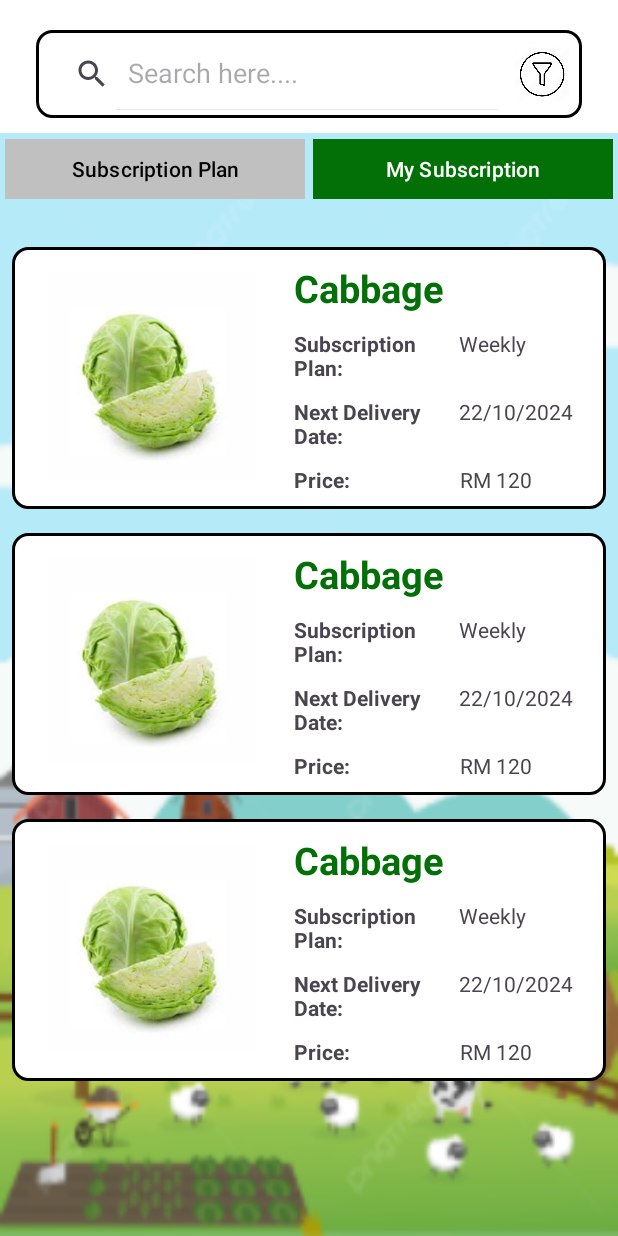
After one commit to OIZHENHAU/WIA2007_ZeroHunger, an Android app: the layout fragment_sub_booking_part3_f3.xml on its own in the app's theme, with its tools: preview values and no code run, on a phone screen of 412 x 824 dp. The commit adds this screen. Run offline under Robolectric (Android 15) with nearby library versions, the phone set to English and light mode, and no system bars.

Commit message:
Update Part 3 Section 3

```diff
--- /dev/null
+++ b/app/src/main/res/layout/fragment_sub_booking_part3_f3.xml
@@ -0,0 +1,104 @@
+<?xml version="1.0" encoding="utf-8"?>
+<FrameLayout xmlns:android="http://schemas.android.com/apk/res/android"
+    xmlns:tools="http://schemas.android.com/tools"
+    android:layout_width="match_parent"
+    android:layout_height="match_parent"
+    xmlns:app="http://schemas.android.com/apk/res-auto"
+    tools:context=".Part3.SubBookingFragmentPart3F3">
+
+    <LinearLayout
+        android:layout_width="match_parent"
+        android:layout_height="match_parent"
+        android:orientation="vertical">
+
+        <LinearLayout
+            android:layout_width="match_parent"
+            android:layout_height="wrap_content"
+            android:background="@color/white">
+
+            <LinearLayout
+                android:layout_width="match_parent"
+                android:layout_height="wrap_content"
+                android:layout_marginStart="24dp"
+                android:layout_marginTop="20dp"
+                android:layout_marginEnd="24dp"
+                android:background="@drawable/background_search1"
+                android:orientation="horizontal"
+                android:padding="5dp"
+                android:layout_marginBottom="10dp"
+                app:layout_constraintEnd_toEndOf="parent"
+                app:layout_constraintStart_toStartOf="parent">
+
+                <androidx.appcompat.widget.SearchView
+                    android:layout_width="0dp"
+                    android:layout_height="48dp"
+                    android:layout_weight="1"
+                    android:gravity="center"
+                    app:queryHint="Search here...."
+                    android:inputType="text"
+                    android:singleLine="true"
+                    android:textColor="@color/black"
+                    android:textColorHint="@color/black"
+                    app:iconifiedByDefault="false"/>
+
+                <ImageView
+                    android:layout_width="36dp"
+                    android:layout_height="36dp"
+                    android:layout_gravity="center_vertical"
+                    android:layout_margin="3dp"
+                    app:srcCompat="@drawable/filter" />
+
+            </LinearLayout>
+
+        </LinearLayout>
+
+        <LinearLayout
+            android:id="@+id/linearLayoutP3F2"
+            android:layout_width="match_parent"
+            android:layout_height="match_parent"
+            android:orientation="vertical"
+            android:background="@drawable/backgroundp3">
+
+            <LinearLayout
+                android:layout_width="match_parent"
+                android:layout_height="wrap_content"
+                android:orientation="horizontal">
+
+                <Button
+                    android:id="@+id/buttonSubscriptionPlanP3F3"
+                    android:layout_width="200dp"
+                    android:layout_height="wrap_content"
+                    android:text="Subscription Plan"
+                    android:layout_marginStart="3dp"
+                    android:backgroundTint="@color/light_grey"
+                    android:textColor="@color/black"
+                    app:cornerRadius="0dp"/>
+
+                <Button
+                    android:id="@+id/buttonMySubscriptionP3F3"
+                    android:layout_width="200dp"
+                    android:text="My Subscription"
+                    android:backgroundTint="@color/green"
+                    android:layout_marginStart="5dp"
+                    android:textColor="@color/white"
+                    android:layout_height="wrap_content"
+                    app:cornerRadius="0dp" />
+
+            </LinearLayout>
+
+
+            <androidx.recyclerview.widget.RecyclerView
+                android:id="@+id/recyclerViewSubBookingP3F3"
+                android:layout_width="match_parent"
+                android:layout_height="match_parent"
+                android:layout_marginTop="20dp"
+                app:layout_constraintTop_toBottomOf="@+id/linearLayoutP3F2"
+                app:layout_constraintStart_toStartOf="parent"
+                app:layout_constraintEnd_toEndOf="parent"
+                tools:listitem="@layout/sub_booking_item_part3f3"/>
+
+        </LinearLayout>
+
+    </LinearLayout>
+
+</FrameLayout>
--- /dev/null
+++ b/app/src/main/res/layout/sub_booking_item_part3f3.xml
@@ -0,0 +1,115 @@
+<?xml version="1.0" encoding="utf-8"?>
+<RelativeLayout xmlns:android="http://schemas.android.com/apk/res/android"
+    xmlns:app="http://schemas.android.com/apk/res-auto"
+    xmlns:tools="http://schemas.android.com/tools"
+    android:layout_width="match_parent"
+    android:layout_height="wrap_content"
+    android:layout_centerVertical="true"
+    android:layout_margin="8dp"
+    android:background="@drawable/background_search1">
+
+    <LinearLayout
+        android:layout_width="match_parent"
+        android:layout_height="wrap_content"
+        android:orientation="horizontal">
+
+        <ImageView
+            android:id="@+id/imageViewBookingItemPart3F3"
+            android:layout_width="170dp"
+            android:layout_height="140dp"
+            android:layout_marginStart="8dp"
+            android:layout_marginTop="15dp"
+            android:src="@drawable/cabbage"/>
+
+        <LinearLayout
+            android:layout_width="wrap_content"
+            android:layout_height="wrap_content"
+            android:layout_marginStart="5dp"
+            android:layout_marginTop="8dp"
+            android:layout_margin="10dp"
+            android:orientation="vertical">
+
+            <TextView
+                android:id="@+id/nameBookingItemTextViewP3F3"
+                android:layout_width="match_parent"
+                android:layout_height="wrap_content"
+                android:textSize="25sp"
+                android:textStyle="bold"
+                android:textColor="@color/green"
+                android:text="Cabbage"/>
+
+            <LinearLayout
+                android:layout_width="match_parent"
+                android:layout_height="wrap_content"
+                android:layout_marginTop="10dp"
+                android:orientation="horizontal">
+
+                <TextView
+                    android:layout_width="100dp"
+                    android:layout_height="wrap_content"
+                    android:textStyle="bold"
+                    android:text="Subscription Plan: "/>
+
+                <TextView
+                    android:id="@+id/planBookingItemTextViewP3F3"
+                    android:layout_width="match_parent"
+                    android:layout_marginStart="10dp"
+                    android:layout_height="wrap_content"
+                    android:text="Weekly"/>
+
+            </LinearLayout>
+
+            <LinearLayout
+                android:layout_width="match_parent"
+                android:layout_height="wrap_content"
+                android:layout_marginTop="10dp">
+
+                <TextView
+                    android:layout_width="100dp"
+                    android:layout_height="wrap_content"
+                    android:textStyle="bold"
+                    android:text="Next Delivery Date: "/>
+
+                <TextView
+                    android:id="@+id/dateBookingItemTextViewP3F3"
+                    android:layout_width="wrap_content"
+                    android:layout_height="wrap_content"
+                    android:layout_marginStart="10dp"
+                    android:text="22/10/2024"/>
+
+
+            </LinearLayout>
+
+            <LinearLayout
+                android:layout_width="match_parent"
+                android:layout_height="wrap_content"
+                android:orientation="horizontal"
+                android:layout_marginTop="10dp">
+
+                <TextView
+                    android:layout_width="wrap_content"
+                    android:layout_height="wrap_content"
+                    android:textStyle="bold"
+                    android:text="Price: "/>
+
+                <TextView
+                    android:layout_width="wrap_content"
+                    android:layout_height="wrap_content"
+                    android:layout_marginStart="70dp"
+                    android:text="RM "/>
+
+                <TextView
+                    android:id="@+id/priceBookingItemTextViewP3F3"
+                    android:layout_width="match_parent"
+                    android:layout_height="wrap_content"
+                    android:text="120"/>
+
+            </LinearLayout>
+
+
+        </LinearLayout>
+
+
+    </LinearLayout>
+
+</RelativeLayout>
```
Also changed, not shown: app/src/main/java/com/example/wia2007_zerohunger/Part3/SubBookingDatabase/SubBooking.java (+57 -0 lines), app/src/main/java/com/example/wia2007_zerohunger/Part3/SubBookingDatabase/SubBookingAdapter.java (+129 -1 lines), app/src/main/java/com/example/wia2007_zerohunger/Part3/SubBookingDatabase/SubBookingDAO.java (+23 -0 lines), app/src/main/java/com/example/wia2007_zerohunger/Part3/SubBookingDatabase/SubBookingDatabase.java (+49 -1 lines), app/src/main/java/com/example/wia2007_zerohunger/Part3/SubBookingDatabase/SubBookingRepository.java (+55 -0 lines), app/src/main/java/com/example/wia2007_zerohunger/Part3/SubBookingDatabase/SubBookingViewModel.java (+36 -1 lines), app/src/main/java/com/example/wia2007_zerohunger/Part3/SubBookingFragmentPart3F3.java (added, +72 -0 lines), app/src/main/java/com/example/wia2007_zerohunger/Part3/SubscriptionDetailsFragmentPart3.java (+33 -4 lines), app/src/main/java/com/example/wia2007_zerohunger/Part3/SubscriptionFragmentPart3.java (+17 -0 lines).
